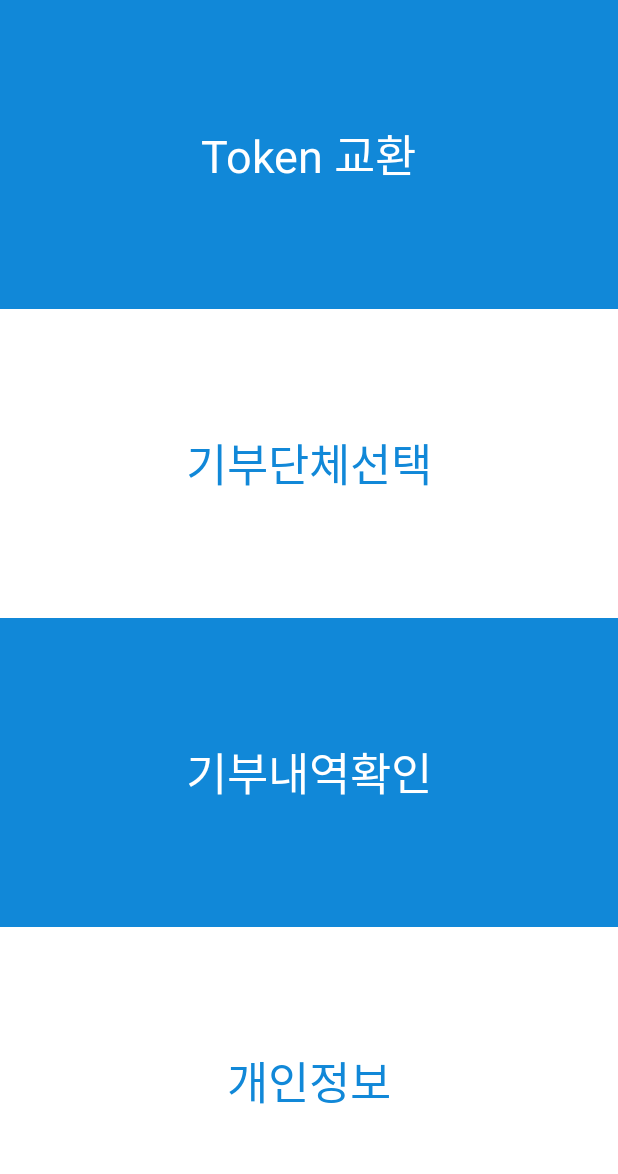
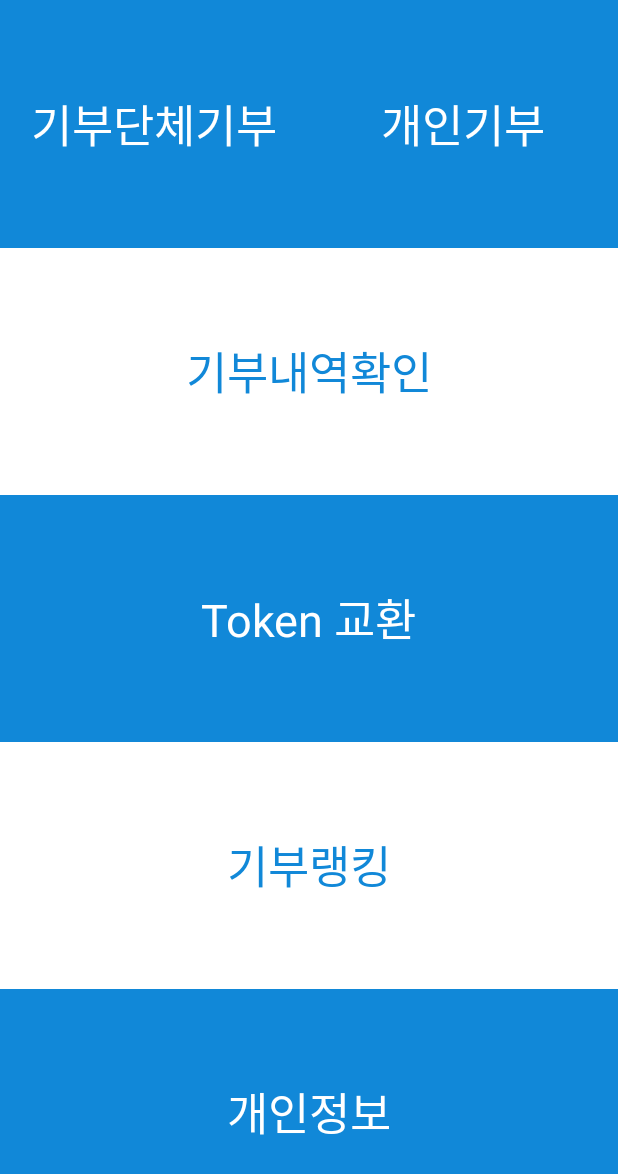
Before and after one commit to s2ungja2/HaniumBlockchainProject, an Android app: the MenuSelect screen opened directly, with no data from a screen before it, on a phone screen of 412 x 824 dp. Shown: the top 1174 px of the screen. Run offline under Robolectric (Android 15) with nearby library versions, the phone set to English and light mode, and no system bars.

Commit message:
add login page, change view

```diff
--- a/Android/app/src/main/AndroidManifest.xml
+++ b/Android/app/src/main/AndroidManifest.xml
@@ -16,12 +16,15 @@
                 <category android:name="android.intent.category.LAUNCHER" />
             </intent-filter>
         </activity>
-        <activity android:name=".GroupSelect"/>
+        <activity android:name=".DonationGroup"/>
+        <activity android:name=".DonationSolo"/>
         <activity android:name=".MenuSelect"/>
         <activity android:name=".CheckHistory"/>
         <activity android:name=".TokenChange"/>
         <activity android:name=".Profile"/>
         <activity android:name=".DetailStep"/>
+        <activity android:name=".Login"/>
+        <activity android:name=".RankingList"/>
     </application>
 
     <uses-permission android:name="android.permission.INTERNET"></uses-permission>
--- a/Android/app/src/main/java/com/example/nam/donationmanager/GroupSelect.java
+++ b/Android/app/src/main/java/com/example/nam/donationmanager/DonationGroup.java
@@ -12,7 +12,7 @@ import android.widget.ListView;
 import java.util.ArrayList;
 import java.util.List;
 
-public class GroupSelect extends AppCompatActivity {
+public class DonationGroup extends AppCompatActivity {
 
     final int ITEM_SIZE = 15;
 
--- a/Android/app/src/main/java/com/example/nam/donationmanager/MainActivity.java
+++ b/Android/app/src/main/java/com/example/nam/donationmanager/MainActivity.java
@@ -31,11 +31,11 @@ public class MainActivity extends AppCompatActivity {
 
         context = this;
 
-        Button button = (Button)findViewById(R.id.button);
+        Button button = findViewById(R.id.button);
         button.setOnClickListener(new View.OnClickListener() {
             @Override
             public void onClick(View view) {
-                Intent intent = new Intent(getApplicationContext(), MenuSelect.class);
+                Intent intent = new Intent(getApplicationContext(), Login.class);
                 startActivity(intent);
             }
         });
--- a/Android/app/src/main/java/com/example/nam/donationmanager/MenuSelect.java
+++ b/Android/app/src/main/java/com/example/nam/donationmanager/MenuSelect.java
@@ -13,40 +13,58 @@ public class MenuSelect extends AppCompatActivity {
         super.onCreate(savedInstanceState);
         setContentView(R.layout.menu_select);
 
-        TextView token_change = (TextView)findViewById(R.id.token_change);
-        TextView group_select = (TextView)findViewById(R.id.group_select);
-        TextView check_history = (TextView)findViewById(R.id.check_history);
+        TextView token_change = findViewById(R.id.token_change);
+        TextView donation_group = findViewById(R.id.donation_group);
+        TextView donation_solo = findViewById(R.id.donation_solo);
+        TextView check_history = findViewById(R.id.check_history);
         TextView profile = findViewById(R.id.profile);
+        TextView ranking = findViewById(R.id.ranking_list);
 
-        token_change.setOnClickListener(new View.OnClickListener() {
+        donation_solo.setOnClickListener(new View.OnClickListener() {
             @Override
             public void onClick(View view) {
-                Intent intent1 = new Intent(getApplicationContext(), TokenChange.class);
-                startActivity(intent1);
+                Intent intent_select = new Intent(getApplicationContext(), DonationSolo.class);
+                startActivity(intent_select);
             }
         });
 
-        group_select.setOnClickListener(new View.OnClickListener() {
+        donation_group.setOnClickListener(new View.OnClickListener() {
             @Override
             public void onClick(View view) {
-                Intent intent2 = new Intent(getApplicationContext(), GroupSelect.class);
-                startActivity(intent2);
+                Intent intent_select = new Intent(getApplicationContext(), DonationGroup.class);
+                startActivity(intent_select);
             }
         });
 
         check_history.setOnClickListener(new View.OnClickListener() {
             @Override
             public void onClick(View view) {
-                Intent intent3 = new Intent(getApplicationContext(), CheckHistory.class);
-                startActivity(intent3);
+                Intent intent_history = new Intent(getApplicationContext(), CheckHistory.class);
+                startActivity(intent_history);
+            }
+        });
+
+        ranking.setOnClickListener(new View.OnClickListener() {
+            @Override
+            public void onClick(View view) {
+                Intent intent_ranking = new Intent(getApplicationContext(), RankingList.class);
+                startActivity(intent_ranking);
+            }
+        });
+
+        token_change.setOnClickListener(new View.OnClickListener() {
+            @Override
+            public void onClick(View view) {
+                Intent intent_change = new Intent(getApplicationContext(), TokenChange.class);
+                startActivity(intent_change);
             }
         });
 
         profile.setOnClickListener(new View.OnClickListener() {
             @Override
             public void onClick(View view) {
-                Intent intent4 = new Intent(getApplicationContext(), Profile.class);
-                startActivity(intent4);
+                Intent intent_profile = new Intent(getApplicationContext(), Profile.class);
+                startActivity(intent_profile);
             }
         });
     }
--- a/Android/app/src/main/res/layout/menu_select.xml
+++ b/Android/app/src/main/res/layout/menu_select.xml
@@ -3,6 +3,55 @@
     android:orientation="vertical"
     xmlns:android="http://schemas.android.com/apk/res/android">
 
+
+    <LinearLayout
+        android:layout_width="match_parent"
+        android:layout_height="match_parent"
+        android:orientation="horizontal"
+        android:layout_weight="1"
+        android:background="@color/defaultcolor"
+        android:gravity="center">
+        <RelativeLayout
+            android:layout_width="match_parent"
+            android:layout_height="match_parent"
+            android:layout_weight="1">
+            <TextView
+                android:id="@+id/donation_group"
+                android:layout_width="wrap_content"
+                android:layout_height="wrap_content"
+                android:layout_centerInParent="true"
+                android:text="기부단체기부"
+                android:textSize="30dp"
+                android:textColor="#fff"/>
+        </RelativeLayout>
+        <RelativeLayout
+            android:layout_width="match_parent"
+            android:layout_height="match_parent"
+            android:layout_weight="1">
+            <TextView
+                android:id="@+id/donation_solo"
+                android:layout_width="wrap_content"
+                android:layout_height="wrap_content"
+                android:layout_centerInParent="true"
+                android:text="개인기부"
+                android:textSize="30dp"
+                android:textColor="#fff"/>
+        </RelativeLayout>
+    </LinearLayout>
+    <LinearLayout
+        android:layout_width="match_parent"
+        android:layout_height="match_parent"
+        android:layout_weight="1"
+        android:background="#fff"
+        android:gravity="center">
+        <TextView
+            android:id="@+id/check_history"
+            android:layout_width="wrap_content"
+            android:layout_height="wrap_content"
+            android:text="기부내역확인"
+            android:textSize="30dp"
+            android:textColor="@color/defaultcolor"/>
+    </LinearLayout>
     <LinearLayout
         android:layout_width="match_parent"
         android:layout_height="match_parent"
@@ -21,13 +70,13 @@
         android:layout_width="match_parent"
         android:layout_height="match_parent"
         android:layout_weight="1"
-        android:background="#FFF"
+        android:background="#fff"
         android:gravity="center">
         <TextView
-            android:id="@+id/group_select"
+            android:id="@+id/ranking_list"
             android:layout_width="wrap_content"
             android:layout_height="wrap_content"
-            android:text="기부단체선택"
+            android:text="기부랭킹"
             android:textSize="30dp"
             android:textColor="@color/defaultcolor"/>
     </LinearLayout>
@@ -38,25 +87,11 @@
         android:background="@color/defaultcolor"
         android:gravity="center">
         <TextView
-            android:id="@+id/check_history"
-            android:layout_width="wrap_content"
-            android:layout_height="wrap_content"
-            android:text="기부내역확인"
-            android:textSize="30dp"
-            android:textColor="#FFF"/>
-    </LinearLayout>
-    <LinearLayout
-        android:layout_width="match_parent"
-        android:layout_height="match_parent"
-        android:layout_weight="1"
-        android:background="#FFF"
-        android:gravity="center">
-        <TextView
             android:id="@+id/profile"
             android:layout_width="wrap_content"
             android:layout_height="wrap_content"
             android:text="개인정보"
             android:textSize="30dp"
-            android:textColor="@color/defaultcolor"/>
+            android:textColor="#fff"/>
     </LinearLayout>
 </LinearLayout>
--- /dev/null
+++ b/Android/app/src/main/res/layout/ranking_list.xml
@@ -0,0 +1,6 @@
+<?xml version="1.0" encoding="utf-8"?>
+<android.support.constraint.ConstraintLayout
+    xmlns:android="http://schemas.android.com/apk/res/android" android:layout_width="match_parent"
+    android:layout_height="match_parent">
+
+</android.support.constraint.ConstraintLayout>
--- a/Android/app/src/main/res/layout/token_change.xml
+++ b/Android/app/src/main/res/layout/token_change.xml
@@ -81,5 +81,5 @@
         android:background="#FFF"
         android:textColor="@color/defaultcolor"
         android:textSize="20dp"
-        android:text="교환"/>
+        android:text="교환" />
 </LinearLayout>
```
Also changed, not shown: Android/app/src/main/java/com/example/nam/donationmanager/DonationSolo.java (added, +27 -0 lines), Android/app/src/main/java/com/example/nam/donationmanager/Login.java (added, +34 -0 lines), Android/app/src/main/java/com/example/nam/donationmanager/RankingList.java (added, +12 -0 lines), Android/app/src/main/java/com/example/nam/donationmanager/TokenChange.java (+12 -0 lines), Android/app/src/main/res/layout/donation_solo.xml (added, +32 -0 lines), Android/app/src/main/res/layout/login.xml (added, +43 -0 lines), Android/app/src/main/res/layout/profile.xml (+43 -9 lines), Android/app/src/main/res/drawable/wing.png (added).
